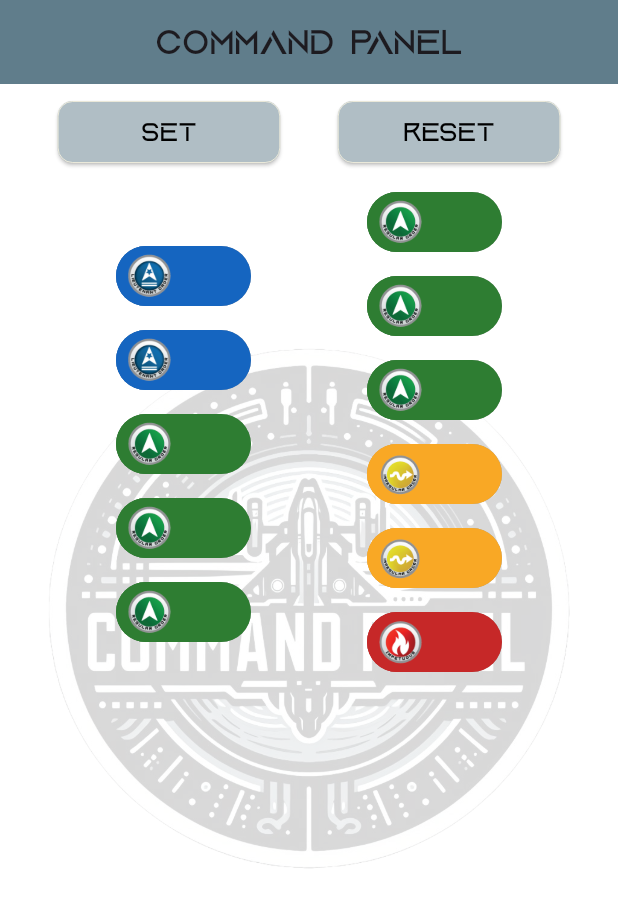
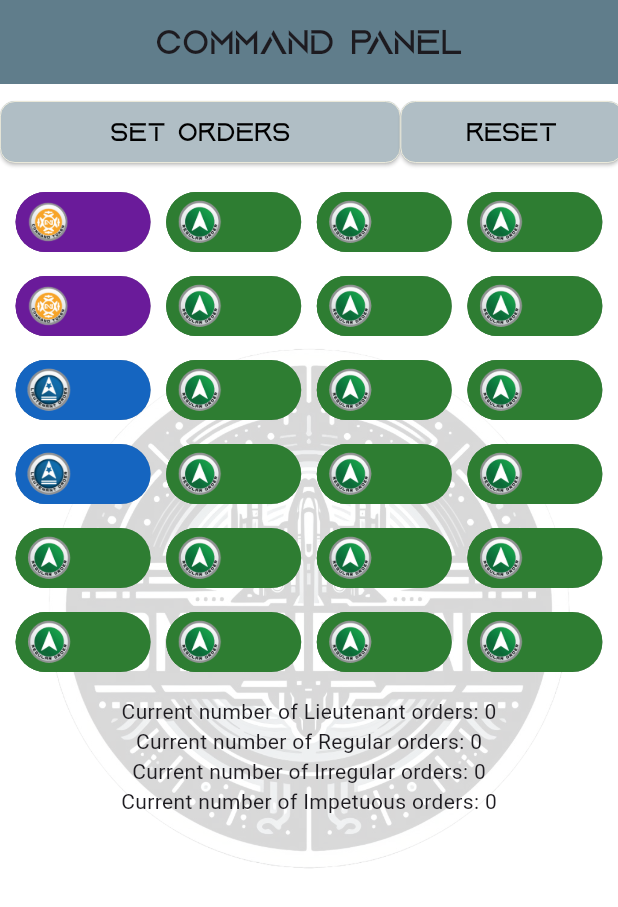
Before and after one commit to IsaacPriddy/Command-Panel, a Flutter app: the screen it shows after launch, on a phone screen of 412 x 824 dp. Shown: the top 907 px of the screen. Run offline on Flutter 3.47's test engine with Material 3 defaults, Android fonts, the phone set to English and light mode, and no system bars.

Commit message:
Got a good amount of Set Orders button working - Got a lot of the set orders button working now, and it even calls On     the main screen to reload when it is updated which is helpful. I     have run into two bugs though.     1. When set is pressed it resets all of the toggle buttons back to     their true value. This isn't too big an issue but could be a problem     later.     2. When reset is pressed it is also resetting the number of orders     there are. This is a bigger issues and is one that needs to be fixed.

```diff
--- a/lib/screens_v3/play_screen.dart
+++ b/lib/screens_v3/play_screen.dart
@@ -1,7 +1,7 @@
 import 'package:flutter/material.dart';
-import 'order_toggle_button.dart';
-// import 'set_button.dart';
-
+import 'widgets/order_toggle_button.dart';
+import 'widgets/set_button.dart';
+import 'widgets/common_widgets.dart';
 
 class Orders {
   int commandTokens = 4;
@@ -9,6 +9,16 @@ class Orders {
   int regularOrders = 0;
   int irregularOrders = 0;
   int impetuousOrder = 0;
+
+  Orders();
+
+  Orders.copy(Orders other) {
+    commandTokens = other.commandTokens;
+    lieutenantOrders = other.lieutenantOrders;
+    regularOrders = other.regularOrders;
+    irregularOrders = other.irregularOrders;
+    impetuousOrder = other.impetuousOrder;
+  }
 }
 
 class PlayScreen extends StatefulWidget {
@@ -21,7 +31,6 @@ class PlayScreen extends StatefulWidget {
 
 class _PlayScreenState extends State<PlayScreen> {
   // VARIABLES, INITIALIZERS AND UPPDATERS
-  List<OrderToggleButton> orderToggleButtons = [];
   final List<GlobalKey<OrderToggleButtonState>> _toggleButtonKeys = [];
   final Orders _orders = Orders();
 
@@ -77,18 +86,52 @@ class _PlayScreenState extends State<PlayScreen> {
         Row(
           mainAxisAlignment: MainAxisAlignment.spaceEvenly,
           children: [
-            createButton(h, w, "Set", onPressed: () => ''),
-            resetToggleButtons(h, w, "Reset"),
+            setButton(h, w, context, () {}, _orders, () {setState(() {});}),
+            resetToggleButtons(h, w),
           ],
         ),
         const SizedBox(height: 16.0), // SPACER
         // THE TOGGLE BUTTONS ROW/COLUMNS
-        Row(
+        createToggleColumns(),
+        const SizedBox(height: 16.0), // SPACER
+        Column(
+          // TODO: Delete this once SET is working
+          children: [
+            Text("Current number of Lieutenant orders: ${_orders.lieutenantOrders}"),
+            Text("Current number of Regular orders: ${_orders.regularOrders}"),
+            Text("Current number of Irregular orders: ${_orders.irregularOrders}"),
+            Text("Current number of Impetuous orders: ${_orders.impetuousOrder}"),
+          ],
+        )
+      ],
+    );
+  }
+
+  Widget createToggleColumns() {
+    /*
+    double columnMath =
+      (_orders.lieutenantOrders +
+      _orders.regularOrders +
+      _orders.irregularOrders +
+      _orders.impetuousOrder) / 2;
+    int totalOrdersPerColumn = columnMath.ceil();
+    */
+
+    // TODO: create a for loop the creates a number of buttons per row equal to totalOrdersPerColumn
+    // May have to be two for loops or a nested for loop
+    // 8 is the max (on test phone) that I can have per column
+    // Able to have 4 columns wide comfortably
+
+    return Row(
       // TODO: Make the number of columns and toggle buttons dynamic
       mainAxisAlignment: MainAxisAlignment.spaceEvenly,
       children: [
         Column(
           children: [
+            commandTokensToggle(),
+            const SizedBox(height: 16.0), // SPACER
+            commandTokensToggle(),
+            const SizedBox(height: 16.0), // SPACER
             lieutenantOrderToggle(),
             const SizedBox(height: 16.0), // SPACER
             lieutenantOrderToggle(),
@@ -96,8 +139,12 @@ class _PlayScreenState extends State<PlayScreen> {
             regularOrderToggle(),
             const SizedBox(height: 16.0), // SPACER
             regularOrderToggle(),
+            /*
             const SizedBox(height: 16.0), // SPACER
             regularOrderToggle(),
+            const SizedBox(height: 16.0), // SPACER
+            regularOrderToggle(),
+            */
           ],
         ),
         Column(
@@ -108,47 +155,70 @@ class _PlayScreenState extends State<PlayScreen> {
             const SizedBox(height: 16.0), // SPACER
             regularOrderToggle(),
             const SizedBox(height: 16.0), // SPACER
-                irregularOrderToggle(),
+            regularOrderToggle(),
             const SizedBox(height: 16.0), // SPACER
-                irregularOrderToggle(),
+            regularOrderToggle(),
             const SizedBox(height: 16.0), // SPACER
-                impteuousOrderToggle(),
+            regularOrderToggle(),
+            /*
             const SizedBox(height: 16.0), // SPACER
+            regularOrderToggle(),
+            const SizedBox(height: 16.0), // SPACER
+            regularOrderToggle(),
+            */
           ],
         ),
+        Column(
+          children: [
+            regularOrderToggle(),
+            const SizedBox(height: 16.0), // SPACER
+            regularOrderToggle(),
+            const SizedBox(height: 16.0), // SPACER
+            regularOrderToggle(),
+            const SizedBox(height: 16.0), // SPACER
+            regularOrderToggle(),
+            const SizedBox(height: 16.0), // SPACER
+            regularOrderToggle(),
+            const SizedBox(height: 16.0), // SPACER
+            regularOrderToggle(),
+            /*
+            const SizedBox(height: 16.0), // SPACER
+            regularOrderToggle(),
+            const SizedBox(height: 16.0), // SPACER
+            regularOrderToggle(),
+            */
           ],
         ),
+        Column(
+          children: [
+            regularOrderToggle(),
             const SizedBox(height: 16.0), // SPACER
+            regularOrderToggle(),
+            const SizedBox(height: 16.0), // SPACER
+            regularOrderToggle(),
+            const SizedBox(height: 16.0), // SPACER
+            regularOrderToggle(),
+            const SizedBox(height: 16.0), // SPACER
+            regularOrderToggle(),
+            const SizedBox(height: 16.0), // SPACER
+            regularOrderToggle(),
+            /*
+            const SizedBox(height: 16.0), // SPACER
+            regularOrderToggle(),
+            const SizedBox(height: 16.0), // SPACER
+            regularOrderToggle(),
+            */
+          ],
+        ),
       ],
     );
   }
 
-  // OTHER FUNCTIONS
-  Widget createButton(double h, double w, String buttonText, {void Function()? onPressed}) {
+  // RESET
+  Widget resetToggleButtons(double h, double w) {
+    CommonWidgets commonWidgets = CommonWidgets(); // For the button style, cuts down on code
+
     return ElevatedButton(
-      onPressed: onPressed,
-      style: ElevatedButton.styleFrom(
-        fixedSize: Size(h * 0.18, w * 0.10),
-        padding: EdgeInsets.all(w * 0.0234), // was 16
-        shape: RoundedRectangleBorder(
-          side: BorderSide(color: Colors.amber.shade50, width: 0.5),
-          borderRadius: BorderRadius.circular(10),
-        ),
-        foregroundColor: Colors.black,
-        backgroundColor: Colors.blueGrey.shade200,
-        textStyle: const TextStyle(
-          fontSize: 18,
-          color: Colors.black,
-          fontFamily: 'Aquire',
-        ),
-      ),
-      child: Text(buttonText)
-    );
-  }
-
-  Widget resetToggleButtons(double h, double w, String buttonText) {
-    return createButton(
-      h, w, buttonText,
       onPressed: () {
         setState(() {
           for (var key in _toggleButtonKeys) {
@@ -161,11 +231,25 @@ class _PlayScreenState extends State<PlayScreen> {
           _orders.irregularOrders = 0;
           _orders.impetuousOrder = 0;
         });
-      }
+      },
+      style: commonWidgets.customButtonStyle(height: h, width: w),
+      child: const Text('Reset')
     );
   }
 
   // ORDER BUTTONS
+  Widget commandTokensToggle() {
+    OrderToggleButton toggleButton = OrderToggleButton(
+      defaultValue: true,
+      normalImage: "assets/tokens/command.png",
+      greyImage: "assets/tokens/command_grey.png",
+      orderType: OrderType.Lieutenant,
+      backgroundColor: Colors.purple.shade800,
+    );
+
+    return toggleButton;
+  }
+
   Widget lieutenantOrderToggle() {
     OrderToggleButton toggleButton = OrderToggleButton(
       key: GlobalKey<OrderToggleButtonState>(), // Add key here
@@ -225,5 +309,4 @@ class _PlayScreenState extends State<PlayScreen> {
 
     return toggleButton;
   }
-
 }
--- /dev/null
+++ b/lib/screens_v3/widgets/common_widgets.dart
@@ -0,0 +1,24 @@
+import 'package:flutter/material.dart';
+
+class CommonWidgets {
+
+  ButtonStyle customButtonStyle({double height = 1, double width = 1}) {
+    return ElevatedButton.styleFrom(
+      fixedSize: Size(height * 0.18, width * 0.10),
+      padding: EdgeInsets.all(width * 0.0234), // was 16
+      shape: RoundedRectangleBorder(
+        side: BorderSide(color: Colors.amber.shade50, width: 0.5),
+        borderRadius: BorderRadius.circular(10),
+      ),
+      foregroundColor: Colors.black,
+      backgroundColor: Colors.blueGrey.shade200,
+      textStyle: const TextStyle(
+        fontSize: 18,
+        color: Colors.black,
+        fontFamily: 'Aquire',
+      ),
+    );
+  }
+
+  // ADD MORE HERE
+}
--- a/lib/screens_v3/order_toggle_button.dart
+++ b/lib/screens_v3/widgets/order_toggle_button.dart
@@ -2,7 +2,55 @@ import 'package:flutter/material.dart';
 
 
 // ignore: constant_identifier_names
-enum OrderType { Regular, Lieutenant, Irregular, Impetuous }
+enum OrderType { CommandToken, Regular, Lieutenant, Irregular, Impetuous }
+
+extension OrderTypeExtension on OrderType {
+  String get imagePath {
+    switch (this) {
+      case OrderType.CommandToken:
+        return "assets/tokens/command.png";
+      case OrderType.Lieutenant:
+        return "assets/tokens/lieutenant.png";
+      case OrderType.Regular:
+        return "assets/tokens/regular.png";
+      case OrderType.Irregular:
+        return "assets/tokens/irregular.png";
+      case OrderType.Impetuous:
+        return "assets/tokens/impetuous.png";
+    }
+  }
+
+  String get greyImagePath {
+    switch (this) {
+      case OrderType.CommandToken:
+        return "assets/tokens/command_grey.png";
+      case OrderType.Lieutenant:
+        return "assets/tokens/lieutenant_grey.png";
+      case OrderType.Regular:
+        return "assets/tokens/regular_grey.png";
+      case OrderType.Irregular:
+        return "assets/tokens/irregular_grey.png";
+      case OrderType.Impetuous:
+        return "assets/tokens/impetuous_grey.png";
+    }
+  }
+
+  Color get backgroundColor {
+    switch (this) {
+      case OrderType.CommandToken:
+        return Colors.purple.shade800;
+      case OrderType.Lieutenant:
+        return Colors.blue.shade800;
+      case OrderType.Regular:
+        return Colors.green.shade800;
+      case OrderType.Irregular:
+        return Colors.yellow.shade800;
+      case OrderType.Impetuous:
+        return Colors.red.shade800;
+    }
+  }
+}
+
 
 class OrderToggleButton extends StatefulWidget {
   // Add necessary parameters for your toggle button
--- /dev/null
+++ b/lib/screens_v3/widgets/set_button.dart
@@ -0,0 +1,164 @@
+import 'package:flutter/material.dart';
+import 'common_widgets.dart'; // Import PlayScreen to access the Orders class
+import '../play_screen.dart';
+
+ElevatedButton setButton(double h, double w, BuildContext context, VoidCallback onPressed, Orders orders, VoidCallback onSetPressed) {
+  CommonWidgets commonWidgets = CommonWidgets(); // For the button style, cuts down on code
+
+  // Actually builds the button that is called in play_screen
+  return ElevatedButton(
+    onPressed: () {
+      // Display the SetScreen with orders data
+      showDialog(
+        context: context,
+        builder: (BuildContext context) {
+          return _SetScreen(
+            orders: orders,
+            onSetPressed: onSetPressed,
+          );
+        },
+      );
+    },
+    style: commonWidgets.customButtonStyle(height: h*1.8, width: w),
+    child: const Text('Set Orders'),
+  );
+}
+
+class _SetScreen extends StatefulWidget {
+  final Orders orders;
+  final Function()? onSetPressed;
+
+  const _SetScreen({Key? key, required this.orders, this.onSetPressed}) : super(key: key);
+
+  @override
+  _SetScreenState createState() => _SetScreenState();
+}
+
+class _SetScreenState extends State<_SetScreen> {
+  CommonWidgets commonWidgets = CommonWidgets(); // For the button style, cuts down on code
+  late Orders _originalOrders; // To store a copy of the original orders
+
+  @override
+  void initState() {
+    super.initState();
+    // Initialize the copy of the original orders
+    _originalOrders = Orders.copy(widget.orders);
+  }
+
+  @override
+  Widget build(BuildContext context) {
+    return AlertDialog(
+      content: Column(
+        crossAxisAlignment: CrossAxisAlignment.start,
+        // Display the number of orders for each type
+        children: [
+          buildOrderRow("Lieutenant Orders", widget.orders.lieutenantOrders),
+          buildOrderRow("Regular Orders", widget.orders.regularOrders),
+          buildOrderRow("Irregular Orders", widget.orders.irregularOrders),
+          buildOrderRow("Impetuous Orders", widget.orders.impetuousOrder),
+        ],
+      ),
+      actions: [
+        ButtonBar(
+          alignment: MainAxisAlignment.center,
+          children: [
+            // THE SET ORDERS BUTTON
+            ElevatedButton(
+              onPressed: () {
+                // Handle set button press
+                // Update the original orders
+                _originalOrders = Orders.copy(widget.orders);
+
+                // Invoke a callback
+                widget.onSetPressed?.call();
+
+                // Dismiss the dialog
+                Navigator.pop(context);
+              },
+              style: commonWidgets.customButtonStyle(),
+              child: const Text('Set'),
+            ),
+            // THE CLOSE BUTTON
+            ElevatedButton(
+              onPressed: () {
+                // Handle close button press
+                // Revert to the original orders when close is pressed
+                widget.orders.lieutenantOrders = _originalOrders.lieutenantOrders;
+                widget.orders.regularOrders = _originalOrders.regularOrders;
+                widget.orders.irregularOrders = _originalOrders.irregularOrders;
+                widget.orders.impetuousOrder = _originalOrders.impetuousOrder;
+
+                // Dismiss the dialog
+                Navigator.pop(context);
+              },
+              style: commonWidgets.customButtonStyle(),
+              child: const Text('Close'),
+            ),
+          ]
+        ),
+      ],
+    );
+  }
+
+  Widget buildOrderRow(String orderType, int orderCount) {
+    return Row(
+      mainAxisAlignment: MainAxisAlignment.spaceBetween,
+      children: [
+        Text("$orderType: "),
+        Row(
+          children: [
+            IconButton(
+              icon: const Icon(Icons.remove),
+              onPressed: () {
+                setState(() {
+                  // Decrement the order count, but ensure it doesn't go below 0
+                  switch (orderType) {
+                    case "Lieutenant Orders":
+                      widget.orders.lieutenantOrders =
+                          widget.orders.lieutenantOrders > 0 ? widget.orders.lieutenantOrders - 1 : 0;
+                      break;
+                    case "Regular Orders":
+                      widget.orders.regularOrders =
+                          widget.orders.regularOrders > 0 ? widget.orders.regularOrders - 1 : 0;
+                      break;
+                    case "Irregular Orders":
+                      widget.orders.irregularOrders =
+                          widget.orders.irregularOrders > 0 ? widget.orders.irregularOrders - 1 : 0;
+                      break;
+                    case "Impetuous Orders":
+                      widget.orders.impetuousOrder =
+                          widget.orders.impetuousOrder > 0 ? widget.orders.impetuousOrder - 1 : 0;
+                      break;
+                  }
+                });
+              },
+            ),
+            Text("$orderCount"),
+            IconButton(
+              icon: const Icon(Icons.add),
+              onPressed: () {
+                setState(() {
+                  // Increment the order count
+                  switch (orderType) {
+                    case "Lieutenant Orders":
+                      widget.orders.lieutenantOrders++;
+                      break;
+                    case "Regular Orders":
+                      widget.orders.regularOrders++;
+                      break;
+                    case "Irregular Orders":
+                      widget.orders.irregularOrders++;
+                      break;
+                    case "Impetuous Orders":
+                      widget.orders.impetuousOrder++;
+                      break;
+                  }
+                });
+              },
+            ),
+          ],
+        ),
+      ],
+    );
+  }
+}
```
Also changed, not shown: lib/screens_v3/set_button.dart (deleted, +0 -41 lines). Lines whose indentation alone changed are shown as unchanged.
